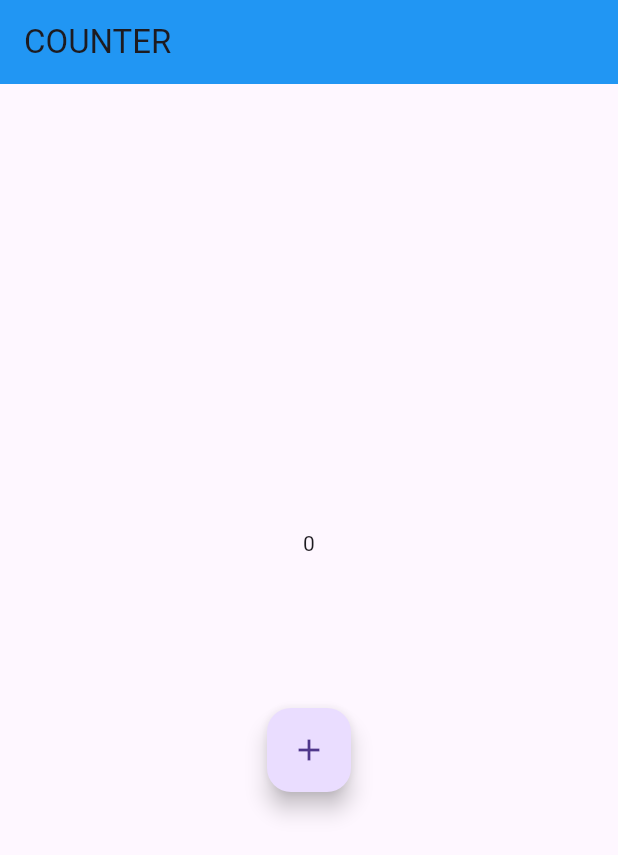
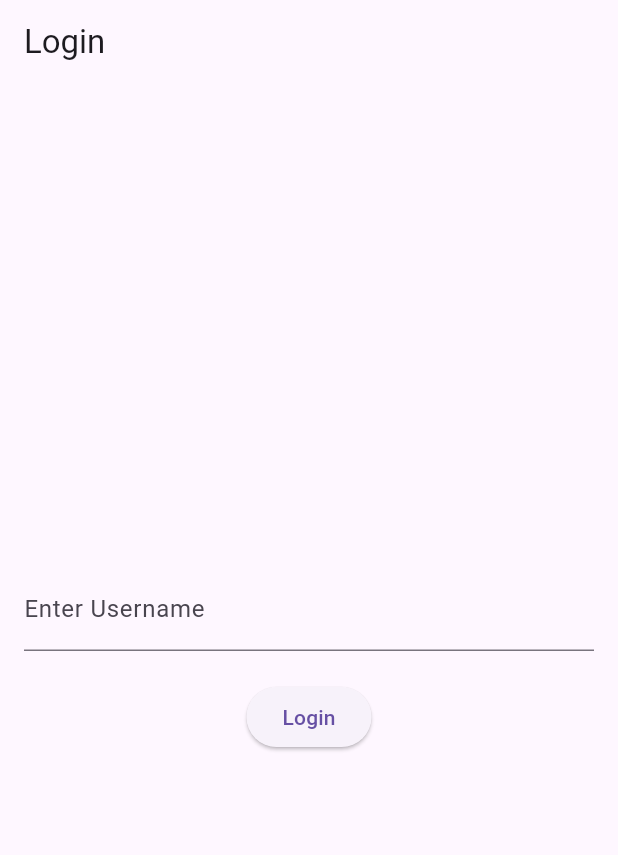
Before and after one commit to krushnakantanayak/counter, a Flutter app: the screen it shows after launch, on a phone screen of 412 x 824 dp. Shown: the top 855 px of the screen. Run offline on Flutter 3.47's test engine with Material 3 defaults, Android fonts, the phone set to English and light mode, and no system bars; our stand-ins replace shared_preferences.

Commit message:
counter: create login feature

```diff
--- a/lib/main.dart
+++ b/lib/main.dart
@@ -1,7 +1,8 @@
-import 'package:counter/pages/home_page.dart';
+import 'package:counter/pages/login_page.dart';
 import 'package:flutter/material.dart';
 
-void main() {
+void main() async {
+  WidgetsFlutterBinding.ensureInitialized();
   runApp(MyApp());
 }
 
@@ -12,8 +13,8 @@ class MyApp extends StatelessWidget {
   Widget build(BuildContext context) {
     return MaterialApp(
       debugShowCheckedModeBanner: false,
-      title: 'CounterApp',
-      home: HomePage(),
+      title: 'Counter App',
+      home: LoginPage(),
     );
   }
 }
--- a/lib/pages/home_page.dart
+++ b/lib/pages/home_page.dart
@@ -1,40 +1,71 @@
+import 'package:counter/services/auth_service.dart';
+import 'package:counter/services/database_service.dart';
 import 'package:flutter/material.dart';
 
 class HomePage extends StatefulWidget {
-  const HomePage({super.key});
+  final String username;
+
+  const HomePage({super.key, required this.username});
 
   @override
-  State<HomePage> createState() => _HomePageState();
+  _HomePageState createState() {
+    return _HomePageState();
+  }
 }
 
 class _HomePageState extends State<HomePage> {
   int counter = 0;
-  void increamentCounter() {
+
+  @override
+  void initState() {
+    super.initState();
+    _loadCounter();
+  }
+
+  void _loadCounter() async {
+    int savedCounter = await DatabaseService.getUserCounter(widget.username);
+    setState(() {
+      counter = savedCounter;
+    });
+  }
+
+  void _incrementCounter() async {
     setState(() {
       counter++;
     });
+    await DatabaseService.updateUserCounter(widget.username, counter);
+  }
+
+  void _logout() async {
+    await AuthService.logout();
+    Navigator.pushReplacement(
+      context,
+      MaterialPageRoute(
+          builder: (context) => HomePage(username: widget.username)),
+    );
   }
 
   @override
   Widget build(BuildContext context) {
     return Scaffold(
       appBar: AppBar(
-        backgroundColor: Colors.blue,
-        title: Text("COUNTER"),
+        title: Text("Counter - ${widget.username}"),
+        actions: [
+          IconButton(
+            icon: Icon(Icons.logout),
+            onPressed: _logout,
+          )
+        ],
       ),
       body: Center(
         child: Column(
           mainAxisAlignment: MainAxisAlignment.center,
           children: [
-            Text("$counter"),
-            SizedBox(
-              height: 100,
-            ),
+            Text('Counter: $counter', style: TextStyle(fontSize: 24)),
+            SizedBox(height: 20),
             FloatingActionButton(
-              onPressed: increamentCounter,
-              child: Icon(
-                Icons.add,
-              ),
+              onPressed: _incrementCounter,
+              child: Icon(Icons.add),
             ),
           ],
         ),
--- /dev/null
+++ b/lib/pages/login_page.dart
@@ -0,0 +1,61 @@
+// ignore_for_file: library_private_types_in_public_api
+
+import 'package:counter/pages/home_page.dart';
+import 'package:counter/services/auth_service.dart';
+import 'package:flutter/material.dart';
+
+class LoginPage extends StatefulWidget {
+  const LoginPage({super.key});
+
+  @override
+  _LoginPageState createState() => _LoginPageState();
+}
+
+class _LoginPageState extends State<LoginPage> {
+  final TextEditingController _usernameController = TextEditingController();
+
+  void _login() async {
+    String username = _usernameController.text.trim();
+    if (username.isNotEmpty) {
+      bool isAuthenticated = await AuthService.login(username);
+      if (isAuthenticated) {
+        WidgetsBinding.instance.addPostFrameCallback((_) {
+          if (context.mounted) {
+            Navigator.pushReplacement(
+              context,
+              MaterialPageRoute(
+                builder: (context) => HomePage(username: username),
+              ),
+            );
+          }
+        });
+      }
+    }
+  }
+
+  @override
+  Widget build(BuildContext context) {
+    return Scaffold(
+      appBar: AppBar(title: Text('Login')),
+      body: Center(
+        child: Padding(
+          padding: EdgeInsets.all(16.0),
+          child: Column(
+            mainAxisAlignment: MainAxisAlignment.center,
+            children: [
+              TextField(
+                controller: _usernameController,
+                decoration: InputDecoration(labelText: 'Enter Username'),
+              ),
+              SizedBox(height: 20),
+              ElevatedButton(
+                onPressed: _login,
+                child: Text('Login'),
+              ),
+            ],
+          ),
+        ),
+      ),
+    );
+  }
+}
--- /dev/null
+++ b/lib/services/auth_service.dart
@@ -0,0 +1,19 @@
+import 'package:shared_preferences/shared_preferences.dart';
+
+class AuthService {
+  static Future<bool> login(String username) async {
+    final prefs = await SharedPreferences.getInstance();
+    await prefs.setString('loggedInUser', username);
+    return true;
+  }
+
+  static Future<void> logout() async {
+    final prefs = await SharedPreferences.getInstance();
+    await prefs.remove('loggedInUser');
+  }
+
+  static Future<String?> getLoggedInUser() async {
+    final prefs = await SharedPreferences.getInstance();
+    return prefs.getString('loggedInUser');
+  }
+}
--- /dev/null
+++ b/lib/services/database_service.dart
@@ -0,0 +1,13 @@
+import 'package:shared_preferences/shared_preferences.dart';
+
+class DatabaseService {
+  static Future<int> getUserCounter(String username) async {
+    final prefs = await SharedPreferences.getInstance();
+    return prefs.getInt(username) ?? 0;
+  }
+
+  static Future<void> updateUserCounter(String username, int counter) async {
+    final prefs = await SharedPreferences.getInstance();
+    await prefs.setInt(username, counter);
+  }
+}
--- a/pubspec.yaml
+++ b/pubspec.yaml
@@ -34,6 +34,7 @@ dependencies:
   # The following adds the Cupertino Icons font to your application.
   # Use with the CupertinoIcons class for iOS style icons.
   cupertino_icons: ^1.0.8
+  shared_preferences: ^2.5.2
 
 dev_dependencies:
   flutter_test:
```
Also changed, not shown: pubspec.lock, 13 other files.
